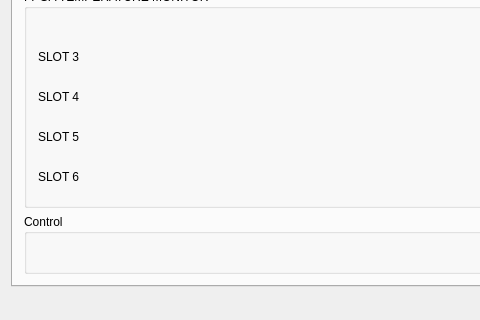
Before: the Qt Designer form gui/mainwindow.ui in karakozov/mainstream, drawn with Qt 5; both pictures show x 0 to 480 and y 400 to 720 of the 1044 by 720 pixel window.
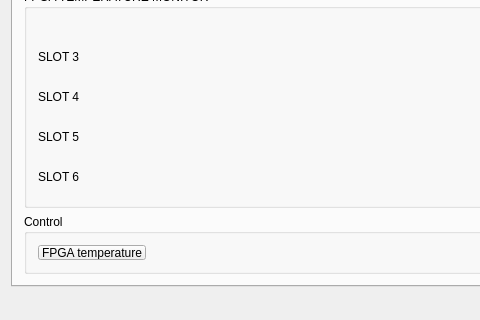
After: the same form once the commit is applied. The open tabs and pages were chosen to show the change.

Commit message: Fix error. Add button for T update

The edit to the form file:
```diff
--- a/gui/mainwindow.ui
+++ b/gui/mainwindow.ui
@@ -747,6 +747,13 @@
           <layout class="QGridLayout" name="gridLayout_19">
            <item row="0" column="0">
             <layout class="QHBoxLayout" name="horizontalLayout">
+             <item>
+              <widget class="QPushButton" name="pbFpgaT">
+               <property name="text">
+                <string>FPGA temperature</string>
+               </property>
+              </widget>
+             </item>
              <item>
               <spacer name="horizontalSpacer_3">
                <property name="orientation">
```
Left out of the diff: 2 changed lines with no effect on the pictures. The commit also changes 1 other file.
